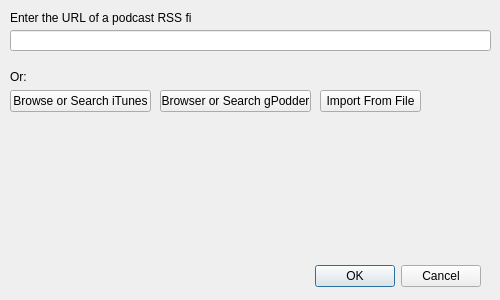
First picture: the form in PodKatch/addpodcastdialog.ui, repository StaticallyTypedRice/QPodKatch, before the edit.
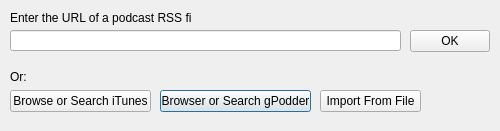
Second picture: the form after the edit.

Commit message:
Redesign the add podcast dialog.
Redesign the add podcast dialog.

```diff
--- a/PodKatch/addpodcastdialog.ui
+++ b/PodKatch/addpodcastdialog.ui
@@ -7,28 +7,12 @@
     <x>0</x>
     <y>0</y>
     <width>500</width>
-    <height>300</height>
+    <height>131</height>
    </rect>
   </property>
   <property name="windowTitle">
    <string>Add Podcast</string>
   </property>
-  <widget class="QDialogButtonBox" name="buttonBox">
-   <property name="geometry">
-    <rect>
-     <x>140</x>
-     <y>260</y>
-     <width>341</width>
-     <height>32</height>
-    </rect>
-   </property>
-   <property name="orientation">
-    <enum>Qt::Horizontal</enum>
-   </property>
-   <property name="standardButtons">
-    <set>QDialogButtonBox::Cancel|QDialogButtonBox::Ok</set>
-   </property>
-  </widget>
   <widget class="QPushButton" name="importFromGpodderButton">
    <property name="geometry">
     <rect>
@@ -73,7 +57,7 @@
     <rect>
      <x>10</x>
      <y>30</y>
-     <width>481</width>
+     <width>391</width>
      <height>21</height>
     </rect>
    </property>
@@ -110,6 +94,19 @@
     <string>Browse or Search iTunes</string>
    </property>
   </widget>
+  <widget class="QPushButton" name="rssUrlOkButton">
+   <property name="geometry">
+    <rect>
+     <x>410</x>
+     <y>30</y>
+     <width>80</width>
+     <height>22</height>
+    </rect>
+   </property>
+   <property name="text">
+    <string>OK</string>
+   </property>
+  </widget>
  </widget>
  <resources/>
  <connections>
```
Left out of the diff: 37 changed lines with no effect on the pictures. The commit also changes 1 other file.
